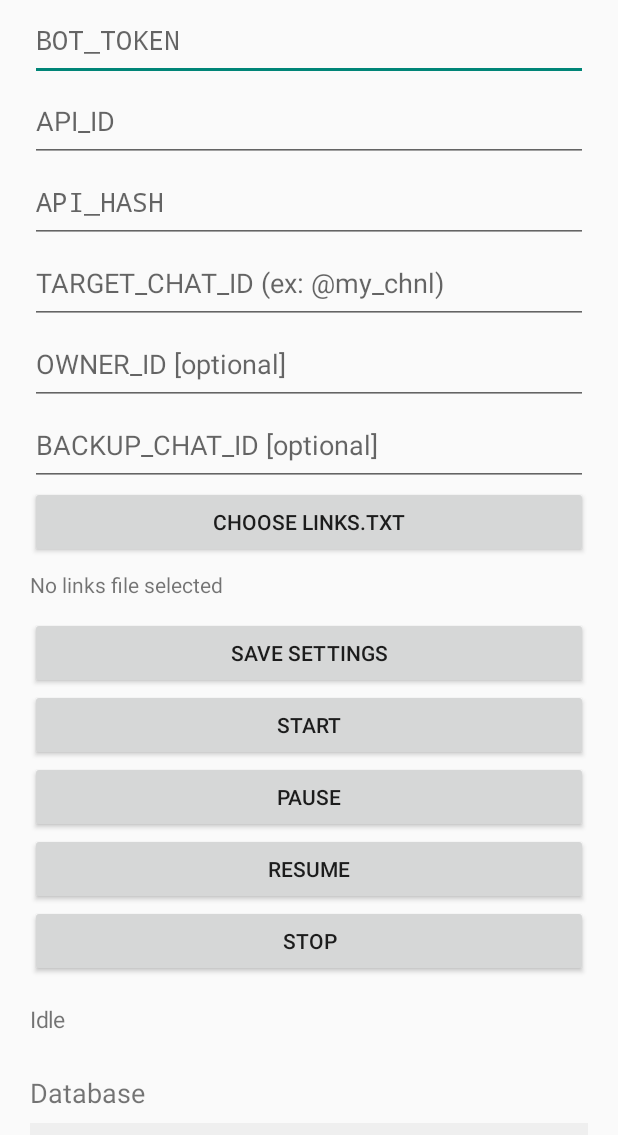
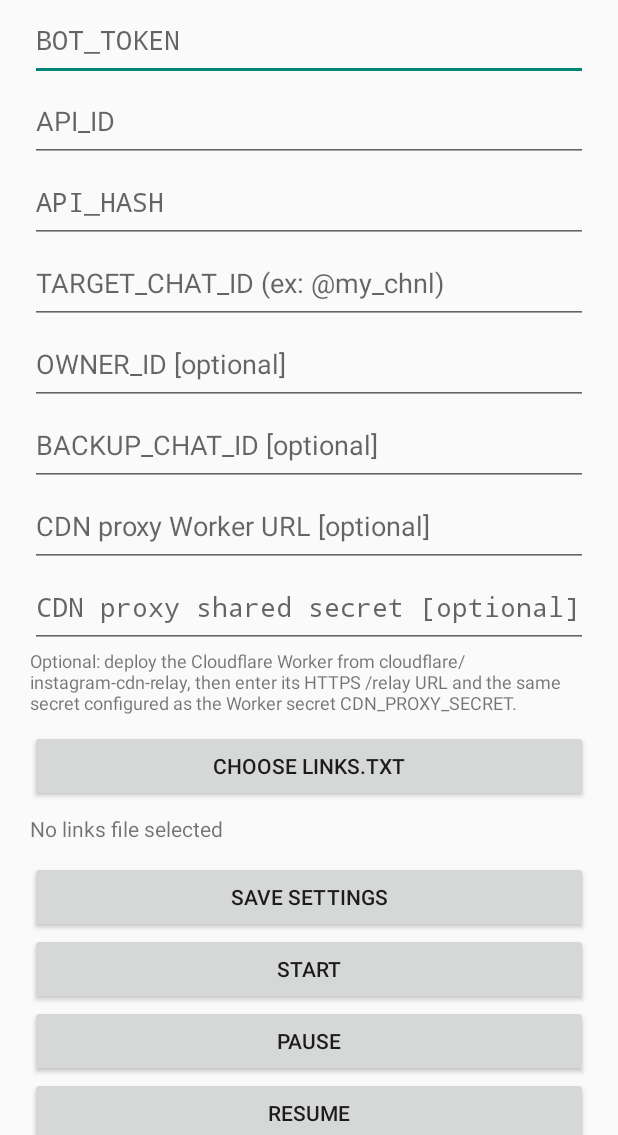
Before and after one commit to Soebb/insta2tg-bulk-uploader, an Android app: the screen it shows after launch (MainActivity), on a phone screen of 412 x 824 dp, the part 101-1236 px from its top. Run offline under Robolectric (Android 15) with nearby library versions, the phone set to English and light mode, and no system bars.

Commit message:
Add signed Instagram CDN relay experiment

```diff
--- a/app/src/main/java/com/soebb/instabulk/MainActivity.java
+++ b/app/src/main/java/com/soebb/instabulk/MainActivity.java
@@ -47,7 +47,7 @@ public class MainActivity extends Activity {
             handler.postDelayed(this, 1200);
         }
     };
-    private EditText botToken, apiId, apiHash, targetChat, ownerId, backupChat;
+    private EditText botToken, apiId, apiHash, targetChat, ownerId, backupChat, cdnProxyUrl, cdnProxySecret;
     private TextView linksLabel, statusLabel, logView, databaseView;
     private LogScrollView logScroll;
     private File linksFile, logFile, databaseFile;
@@ -99,6 +99,13 @@ public class MainActivity extends Activity {
         targetChat = field(root, "TARGET_CHAT_ID (ex: @my_chnl)", false);
         ownerId = field(root, "OWNER_ID [optional]", false);
         backupChat = field(root, "BACKUP_CHAT_ID [optional]", false);
+        cdnProxyUrl = field(root, "CDN proxy Worker URL [optional]", false);
+        cdnProxySecret = field(root, "CDN proxy shared secret [optional]", true);
+        TextView proxyHint = new TextView(this);
+        proxyHint.setText("Optional: deploy the Cloudflare Worker from cloudflare/instagram-cdn-relay, then enter its HTTPS /relay URL and the same secret configured as the Worker secret CDN_PROXY_SECRET.");
+        proxyHint.setTextSize(12);
+        proxyHint.setPadding(0, 0, 0, dp(10));
+        root.addView(proxyHint);
 
         Button choose = button("Choose links.txt");
         root.addView(choose);
@@ -277,6 +284,8 @@ public class MainActivity extends Activity {
             .putString("API_HASH", hash).putString("TARGET_CHAT_ID", chat)
             .putString("OWNER_ID", ownerId.getText().toString().trim())
             .putString("BACKUP_CHAT_ID", backupChat.getText().toString().trim())
+            .putString("CDN_PROXY_URL", cdnProxyUrl.getText().toString().trim())
+            .putString("CDN_PROXY_SECRET", cdnProxySecret.getText().toString().trim())
             .apply();
         if (showMessage) toast("Settings saved on this device");
         return true;
@@ -289,6 +298,8 @@ public class MainActivity extends Activity {
         targetChat.setText(prefs.getString("TARGET_CHAT_ID", ""));
         ownerId.setText(prefs.getString("OWNER_ID", ""));
         backupChat.setText(prefs.getString("BACKUP_CHAT_ID", ""));
+        cdnProxyUrl.setText(prefs.getString("CDN_PROXY_URL", ""));
+        cdnProxySecret.setText(prefs.getString("CDN_PROXY_SECRET", ""));
     }
 
     private void sendControl(String action) {
```
